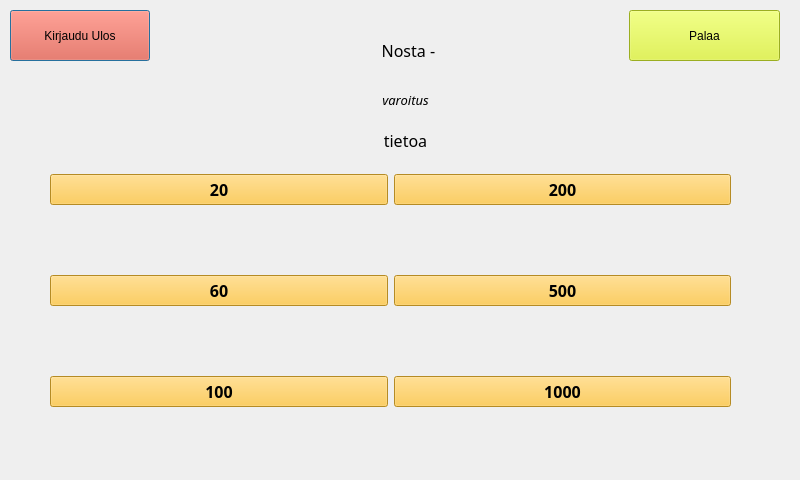
First picture: the form in frontend/withdrawwindow.ui, repository slmksav/Qt6-ATM-app, before the edit.
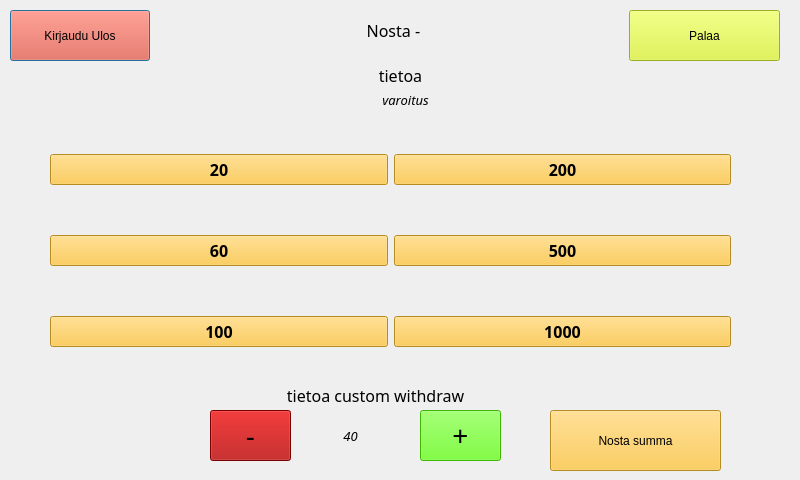
Second picture: the form after the edit. Icons and pictures are not drawn.

```diff
--- a/frontend/withdrawwindow.ui
+++ b/frontend/withdrawwindow.ui
@@ -34,9 +34,9 @@
   <widget class="QLabel" name="labelWithdrawInfo">
    <property name="geometry">
     <rect>
-     <x>170</x>
-     <y>40</y>
-     <width>481</width>
+     <x>180</x>
+     <y>20</y>
+     <width>431</width>
      <height>20</height>
     </rect>
    </property>
@@ -94,7 +94,7 @@
      <x>50</x>
      <y>110</y>
      <width>681</width>
-     <height>361</height>
+     <height>281</height>
     </rect>
    </property>
    <layout class="QGridLayout" name="gridAmounts">
@@ -243,6 +243,136 @@
     <set>Qt::AlignCenter</set>
    </property>
   </widget>
+  <widget class="QLabel" name="labelWithMoreInfo">
+   <property name="geometry">
+    <rect>
+     <x>270</x>
+     <y>60</y>
+     <width>261</width>
+     <height>31</height>
+    </rect>
+   </property>
+   <property name="font">
+    <font>
+     <family>Verdana Pro</family>
+     <pointsize>12</pointsize>
+     <italic>false</italic>
+    </font>
+   </property>
+   <property name="text">
+    <string>tietoa</string>
+   </property>
+   <property name="alignment">
+    <set>Qt::AlignCenter</set>
+   </property>
+  </widget>
+  <widget class="QPushButton" name="buttonCustomWithdraw">
+   <property name="geometry">
+    <rect>
+     <x>550</x>
+     <y>410</y>
+     <width>171</width>
+     <height>61</height>
+    </rect>
+   </property>
+   <property name="styleSheet">
+    <string notr="true">background-color: rgb(254, 195, 50);</string>
+   </property>
+   <property name="text">
+    <string>Nosta summa</string>
+   </property>
+  </widget>
+  <widget class="QPushButton" name="buttonIncrement">
+   <property name="geometry">
+    <rect>
+     <x>420</x>
+     <y>410</y>
+     <width>81</width>
+     <height>51</height>
+    </rect>
+   </property>
+   <property name="font">
+    <font>
+     <family>Verdana Pro Black</family>
+     <pointsize>21</pointsize>
+    </font>
+   </property>
+   <property name="styleSheet">
+    <string notr="true">background-color: rgb(85, 255, 0);</string>
+   </property>
+   <property name="text">
+    <string>+</string>
+   </property>
+  </widget>
+  <widget class="QPushButton" name="buttonDecrement">
+   <property name="geometry">
+    <rect>
+     <x>210</x>
+     <y>410</y>
+     <width>81</width>
+     <height>51</height>
+    </rect>
+   </property>
+   <property name="font">
+    <font>
+     <family>Verdana Pro Black</family>
+     <pointsize>21</pointsize>
+    </font>
+   </property>
+   <property name="styleSheet">
+    <string notr="true">background-color: rgb(170, 0, 0);</string>
+   </property>
+   <property name="text">
+    <string>-</string>
+   </property>
+  </widget>
+  <widget class="QLabel" name="labelCustomSum">
+   <property name="geometry">
+    <rect>
+     <x>310</x>
+     <y>420</y>
+     <width>81</width>
+     <height>31</height>
+    </rect>
+   </property>
+   <property name="font">
+    <font>
+     <family>Verdana Pro Black</family>
+     <pointsize>10</pointsize>
+     <italic>true</italic>
+    </font>
+   </property>
+   <property name="text">
+    <string>40</string>
+   </property>
+   <property name="alignment">
+    <set>Qt::AlignCenter</set>
+   </property>
+  </widget>
+  <widget class="QLabel" name="labelWithCustomWithdrawInfo">
+   <property name="geometry">
+    <rect>
+     <x>140</x>
+     <y>380</y>
+     <width>471</width>
+     <height>31</height>
+    </rect>
+   </property>
+   <property name="font">
+    <font>
+     <family>Verdana Pro Cond Light</family>
+     <pointsize>12</pointsize>
+     <italic>false</italic>
+     <bold>false</bold>
+    </font>
+   </property>
+   <property name="text">
+    <string>tietoa custom withdraw</string>
+   </property>
+   <property name="alignment">
+    <set>Qt::AlignCenter</set>
+   </property>
+  </widget>
   <widget class="QWidget" name="widget" native="true">
    <property name="geometry">
     <rect>
@@ -261,29 +391,6 @@
 </string>
    </property>
   </widget>
-  <widget class="QLabel" name="labelWithMoreInfo">
-   <property name="geometry">
-    <rect>
-     <x>210</x>
-     <y>130</y>
-     <width>391</width>
-     <height>20</height>
-    </rect>
-   </property>
-   <property name="font">
-    <font>
-     <family>Verdana Pro</family>
-     <pointsize>12</pointsize>
-     <italic>false</italic>
-    </font>
-   </property>
-   <property name="text">
-    <string>tietoa</string>
-   </property>
-   <property name="alignment">
-    <set>Qt::AlignCenter</set>
-   </property>
-  </widget>
   <zorder>widget</zorder>
   <zorder>labelWithdrawInfo</zorder>
   <zorder>buttonLogout</zorder>
```
Left out of the diff: 91 changed lines with no effect on the pictures.
